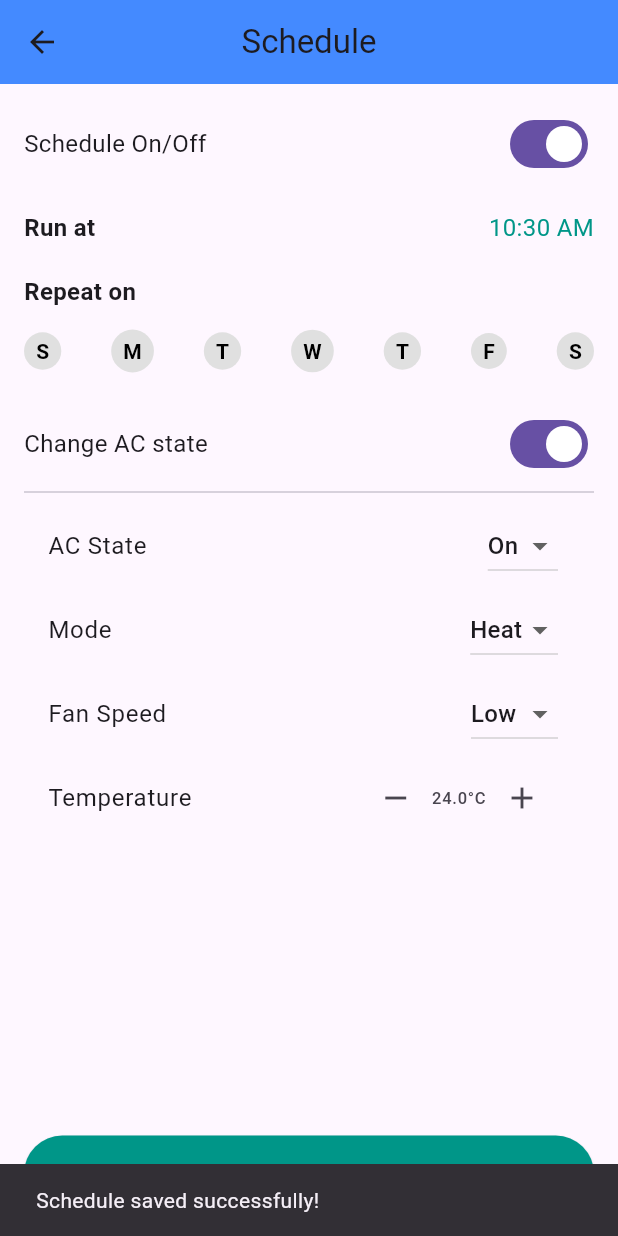
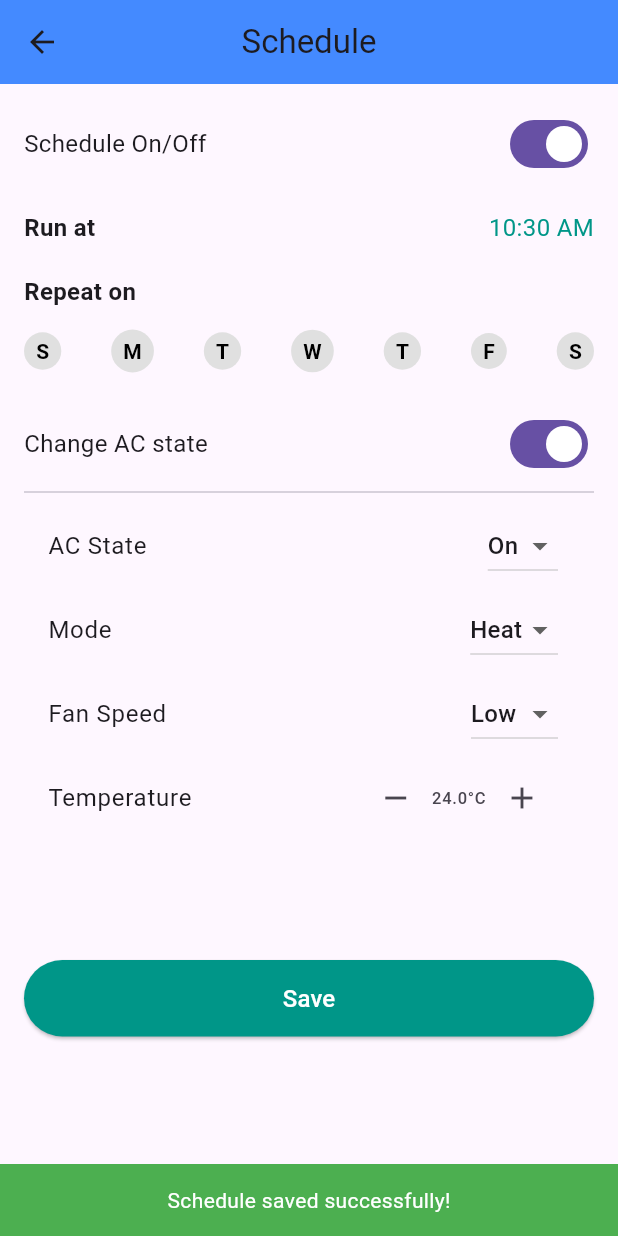
Before and after one commit to DavidNis/IOT_Project, a Flutter app: the ScheduleScreen screen opened directly, after a tap on "Save", on a phone screen of 412 x 824 dp. Run offline on Flutter 3.47's test engine with Material 3 defaults, Android fonts, the light colour scheme and no system bars; our stand-ins replace connectivity_plus, firebase_auth, firebase_core, firebase_database, fl_chart, flutter_tts and 1 more; accounts and stored records are empty; network calls fail.

Commit message:
Update schedule_screen.dart

```diff
--- a/App/lib/Screens/schedule_screen.dart
+++ b/App/lib/Screens/schedule_screen.dart
@@ -106,7 +106,18 @@ class _ScheduleScreenState extends State<ScheduleScreen> {
       });
 
       if (!mounted) return;
-      ScaffoldMessenger.of(context).showSnackBar(SnackBar(content: Text("Schedule saved successfully!")));
+      ScaffoldMessenger.of(context).showSnackBar(
+        SnackBar(
+          content: Center(
+            child: Text(
+              "Schedule saved successfully!",
+              style: TextStyle(color: Colors.white),
+            ),
+          ),
+          backgroundColor: Colors.green,
+          duration: Duration(seconds: 3),
+        ),
+      );
     } catch (e) {
       print("Error saving to Firebase: $e");
       if (!mounted) return;
@@ -350,7 +361,9 @@ class _ScheduleScreenState extends State<ScheduleScreen> {
                 ),
             ],
 
-            Spacer(),
+            SizedBox(height: 80), // Add this line to move the button up by 2 cm (20 pixels)
+
+            //Spacer(),
 
             // Save Button
             SizedBox(
```
